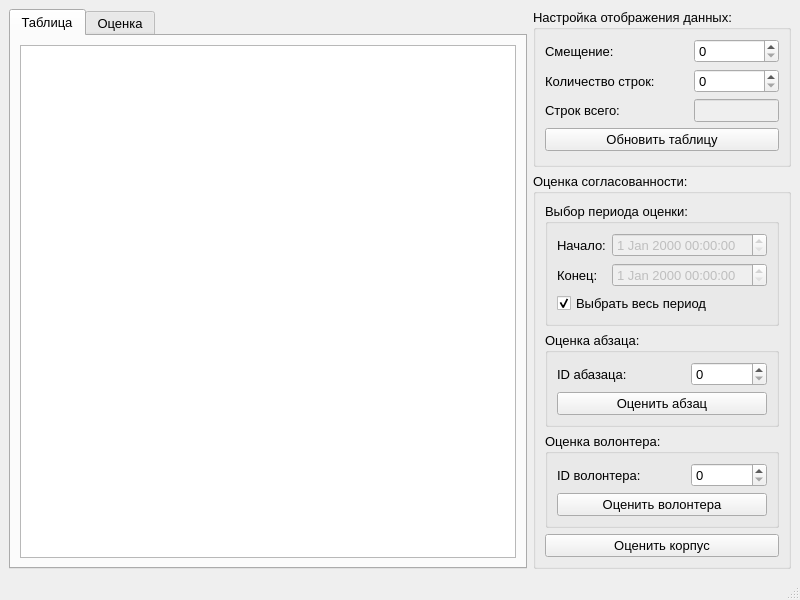
This is design/MainWindow.ui in vanSultan/eval_quorum as Qt 5 draws it before an edit. The edited form follows.
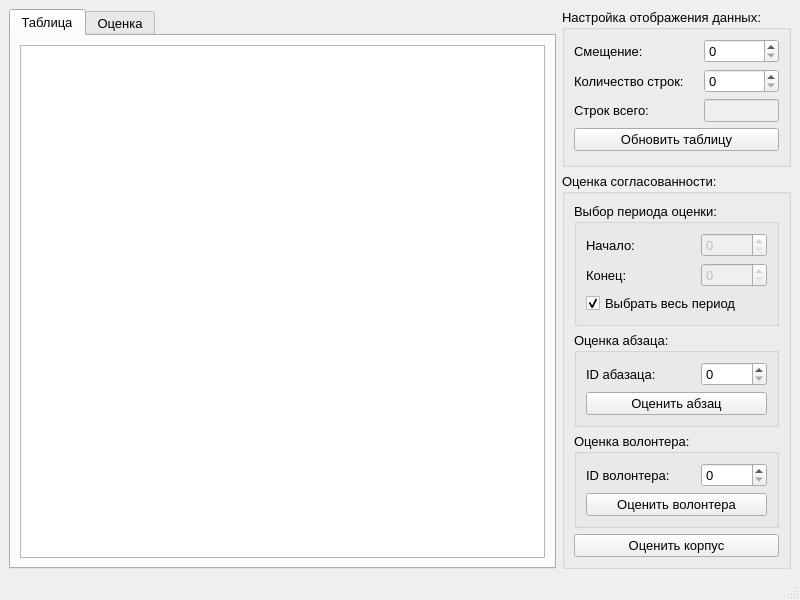
This is the edited form.

```diff
--- a/design/MainWindow.ui
+++ b/design/MainWindow.ui
@@ -120,7 +120,7 @@
            </property>
            <layout class="QVBoxLayout" name="vLayoutPeriod">
             <item>
-             <layout class="QHBoxLayout" name="hLayoutBeginPeriod">
+             <layout class="QHBoxLayout" name="hLayoutBeginLimit" stretch="5,3">
               <item>
                <widget class="QLabel" name="labelBeginPeriod">
                 <property name="text">
@@ -129,7 +129,7 @@
                </widget>
               </item>
               <item>
-               <widget class="QDateTimeEdit" name="dateTimeBeginPeriod">
+               <widget class="QSpinBox" name="spinBoxBeginLimit">
                 <property name="enabled">
                  <bool>false</bool>
                 </property>
@@ -138,7 +138,7 @@
              </layout>
             </item>
             <item>
-             <layout class="QHBoxLayout" name="hLayoutEndPeriod">
+             <layout class="QHBoxLayout" name="hLayoutEndLimit" stretch="5,3">
               <item>
                <widget class="QLabel" name="labelEndPeriod">
                 <property name="text">
@@ -147,7 +147,7 @@
                </widget>
               </item>
               <item>
-               <widget class="QDateTimeEdit" name="dateTimeEndPeriod">
+               <widget class="QSpinBox" name="spinBoxEndLimit">
                 <property name="enabled">
                  <bool>false</bool>
                 </property>
```
Left out of the diff: 8 changed lines with no effect on the pictures.
